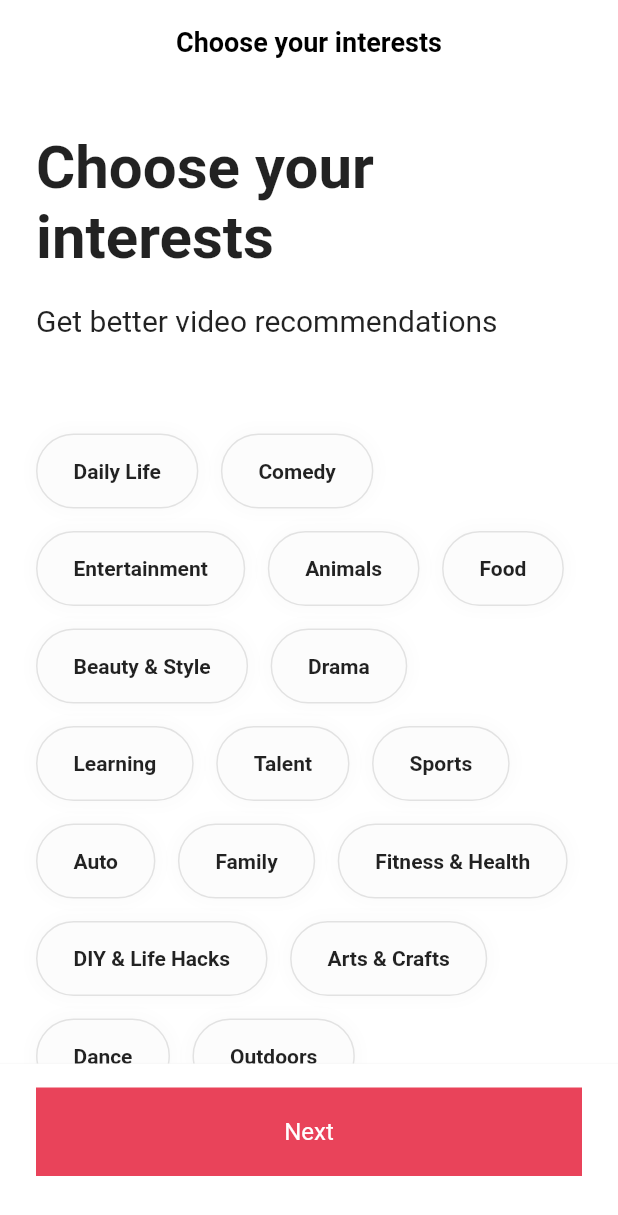
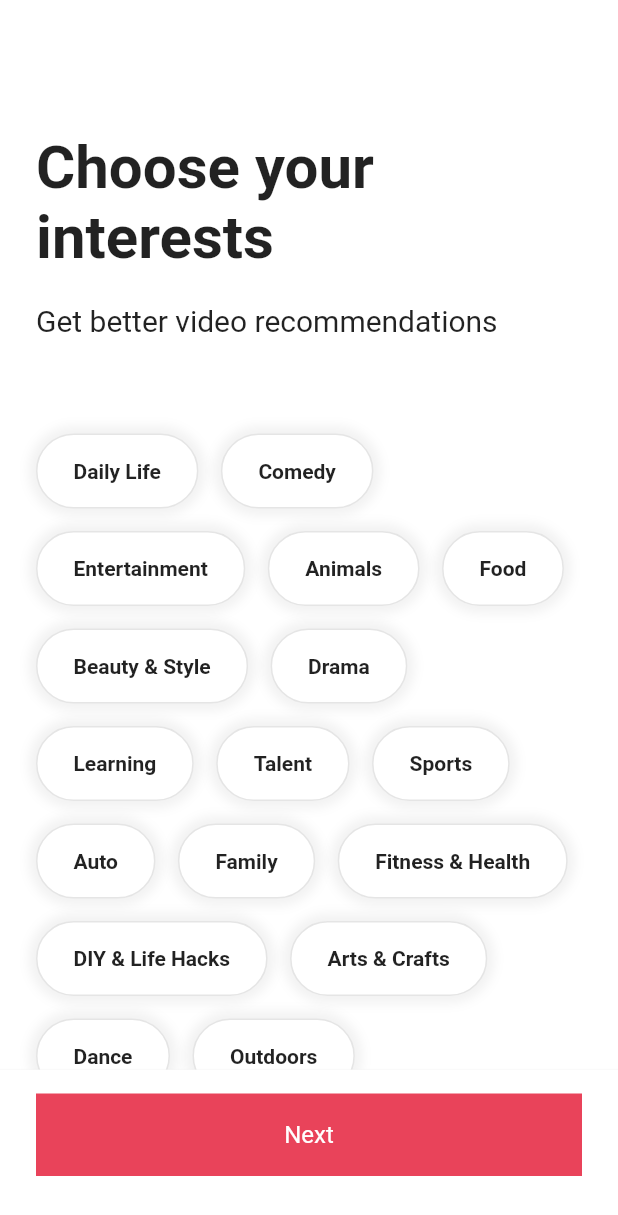
Before and after one commit to sjmoon83/TikTok_Clone, a Flutter app: the screen it shows after launch, on a phone screen of 412 x 824 dp. Shown: the top 1215 px of the screen. Run offline on Flutter 3.47's test engine with Material 2 defaults, Android fonts, the phone set to English and light mode, and no system bars; our stand-ins replace font_awesome_flutter.

Commit message:
230709_TutorialScreen

```diff
--- a/lib/features/authentication/onboarding/interests_screen.dart
+++ b/lib/features/authentication/onboarding/interests_screen.dart
@@ -1,6 +1,8 @@
 import 'package:flutter/material.dart';
 import 'package:tiktok_clone/constants/gaps.dart';
 import 'package:tiktok_clone/constants/sizes.dart';
+import 'package:tiktok_clone/features/authentication/onboarding/tutorial_screen.dart';
+import 'package:tiktok_clone/features/authentication/onboarding/widgets/interest_button.dart';
 
 const interests = [
   "Daily Life",
@@ -43,17 +45,66 @@ const interests = [
   "Home & Garden",
 ];
 
-class InterestsScreen extends StatelessWidget {
+class InterestsScreen extends StatefulWidget {
   const InterestsScreen({super.key});
+
+  @override
+  State<InterestsScreen> createState() => _InterestsScreenState();
+}
+
+class _InterestsScreenState extends State<InterestsScreen> {
+  final ScrollController _scrollController = ScrollController();
+
+  bool _showTitle = false;
+
+  void _onScroll() {
+    if (_scrollController.offset > 100) {
+      if (_showTitle) return;
+      _showTitle = true;
+    } else {
+      _showTitle = false;
+    }
+    setState(() {});
+  }
+
+  void _onNextTap() {
+    Navigator.push(
+      context,
+      MaterialPageRoute(
+        builder: (context) => const TutorialScreen(),
+      ),
+    );
+  }
+
+  @override
+  void initState() {
+    super.initState();
+    _scrollController.addListener(_onScroll);
+  }
+
+  @override
+  void dispose() {
+    _scrollController.dispose();
+    super.dispose();
+  }
 
   @override
   Widget build(BuildContext context) {
     return Scaffold(
       appBar: AppBar(
         centerTitle: true,
-        title: const Text("Choose your interests"),
+        title: AnimatedOpacity(
+          opacity: _showTitle ? 1 : 0,
+          duration: const Duration(
+            milliseconds: 300,
           ),
-      body: SingleChildScrollView(
+          child: const Text("Choose your interests"),
+        ),
+      ),
+      body: Scrollbar(
+        controller: _scrollController,
+        child: SingleChildScrollView(
+          controller: _scrollController,
           child: Padding(
             padding: const EdgeInsets.only(
                 left: Sizes.size24, right: Sizes.size24, bottom: Sizes.size16),
@@ -81,36 +132,11 @@ class InterestsScreen extends StatelessWidget {
                   spacing: 15,
                   children: [
                     for (var interest in interests)
-                    Container(
-                      padding: const EdgeInsets.symmetric(
-                        vertical: Sizes.size16,
-                        horizontal: Sizes.size24,
-                      ),
-                      decoration: BoxDecoration(
-                        borderRadius: BorderRadius.circular(
-                          Sizes.size32,
-                        ),
-                        border: Border.all(
-                          color: Colors.black.withOpacity(0.1),
-                        ),
-                        boxShadow: [
-                          BoxShadow(
-                            color: Colors.black.withOpacity(0.01),
-                            blurRadius: 5,
-                            spreadRadius: 5,
+                      InterestButton(interest: interest),
+                  ],
                 ),
               ],
             ),
-                      child: Text(
-                        interest,
-                        style: const TextStyle(
-                          fontWeight: FontWeight.bold,
-                        ),
-                      ),
-                    ),
-                ],
-              ),
-            ],
           ),
         ),
       ),
@@ -123,9 +149,11 @@ class InterestsScreen extends StatelessWidget {
             left: Sizes.size24,
             right: Sizes.size24,
           ),
+          child: GestureDetector(
+            onTap: _onNextTap,
             child: Container(
               padding: const EdgeInsets.symmetric(
-              vertical: Sizes.size20,
+                vertical: Sizes.size16 + Sizes.size2,
               ),
               decoration: BoxDecoration(
                 color: Theme.of(context).primaryColor,
@@ -141,6 +169,7 @@ class InterestsScreen extends StatelessWidget {
             ),
           ),
         ),
+      ),
     );
   }
 }
--- /dev/null
+++ b/lib/features/authentication/onboarding/widgets/interest_button.dart
@@ -0,0 +1,61 @@
+import 'package:flutter/material.dart';
+import 'package:tiktok_clone/constants/sizes.dart';
+
+class InterestButton extends StatefulWidget {
+  const InterestButton({
+    super.key,
+    required this.interest,
+  });
+
+  final String interest;
+
+  @override
+  State<InterestButton> createState() => _InterestButtonState();
+}
+
+class _InterestButtonState extends State<InterestButton> {
+  bool _isSelected = false;
+
+  void _onTap() {
+    setState(() {
+      _isSelected = !_isSelected;
+    });
+  }
+
+  @override
+  Widget build(BuildContext context) {
+    return GestureDetector(
+      onTap: _onTap,
+      child: AnimatedContainer(
+        duration: const Duration(milliseconds: 300),
+        padding: const EdgeInsets.symmetric(
+          vertical: Sizes.size16,
+          horizontal: Sizes.size24,
+        ),
+        decoration: BoxDecoration(
+          color: _isSelected ? Theme.of(context).primaryColor : Colors.white,
+          borderRadius: BorderRadius.circular(
+            Sizes.size32,
+          ),
+          border: Border.all(
+            color: Colors.black.withOpacity(0.1),
+          ),
+          boxShadow: [
+            BoxShadow(
+              color: Colors.black.withOpacity(0.05),
+              blurRadius: 5,
+              spreadRadius: 5,
+            ),
+          ],
+        ),
+        child: Text(
+          widget.interest,
+          style: TextStyle(
+            fontWeight: FontWeight.bold,
+            color: _isSelected ? Colors.white : Colors.black87,
+          ),
+        ),
+      ),
+    );
+  }
+}
```
Also changed, not shown: lib/features/authentication/onboarding/tutorial_screen.dart (added, +118 -0 lines). Lines whose indentation alone changed are shown as unchanged.
